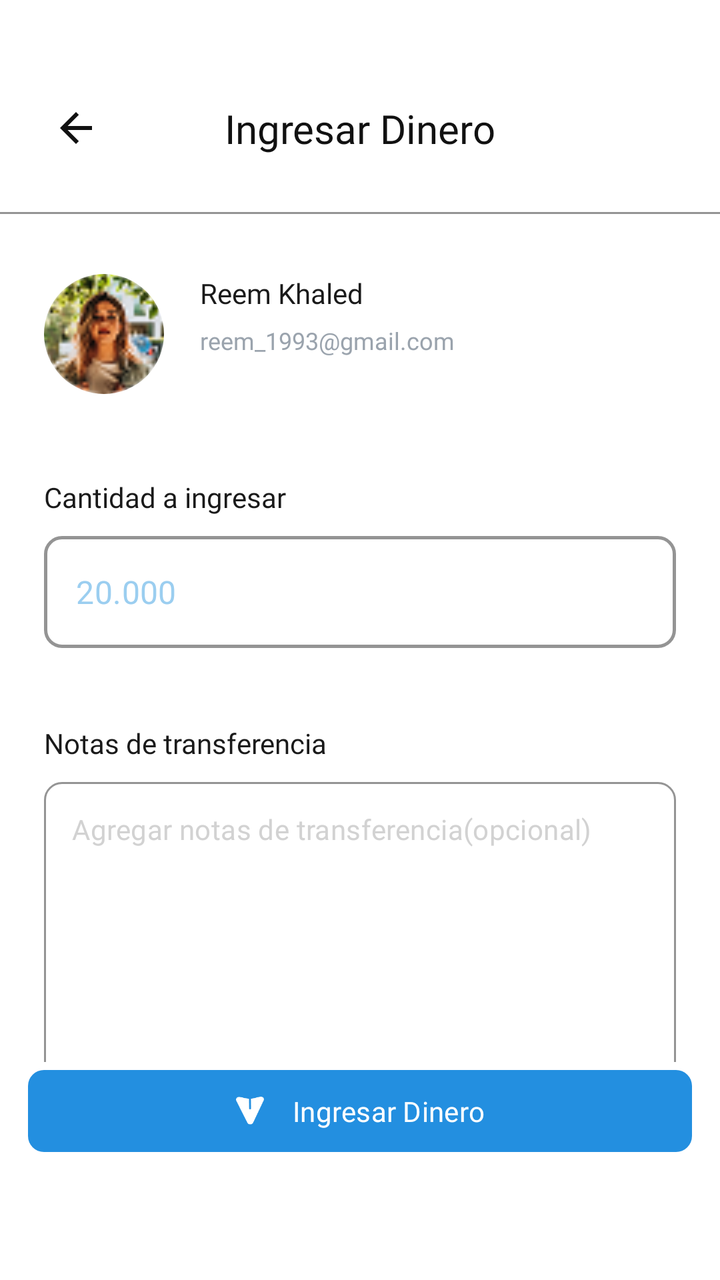
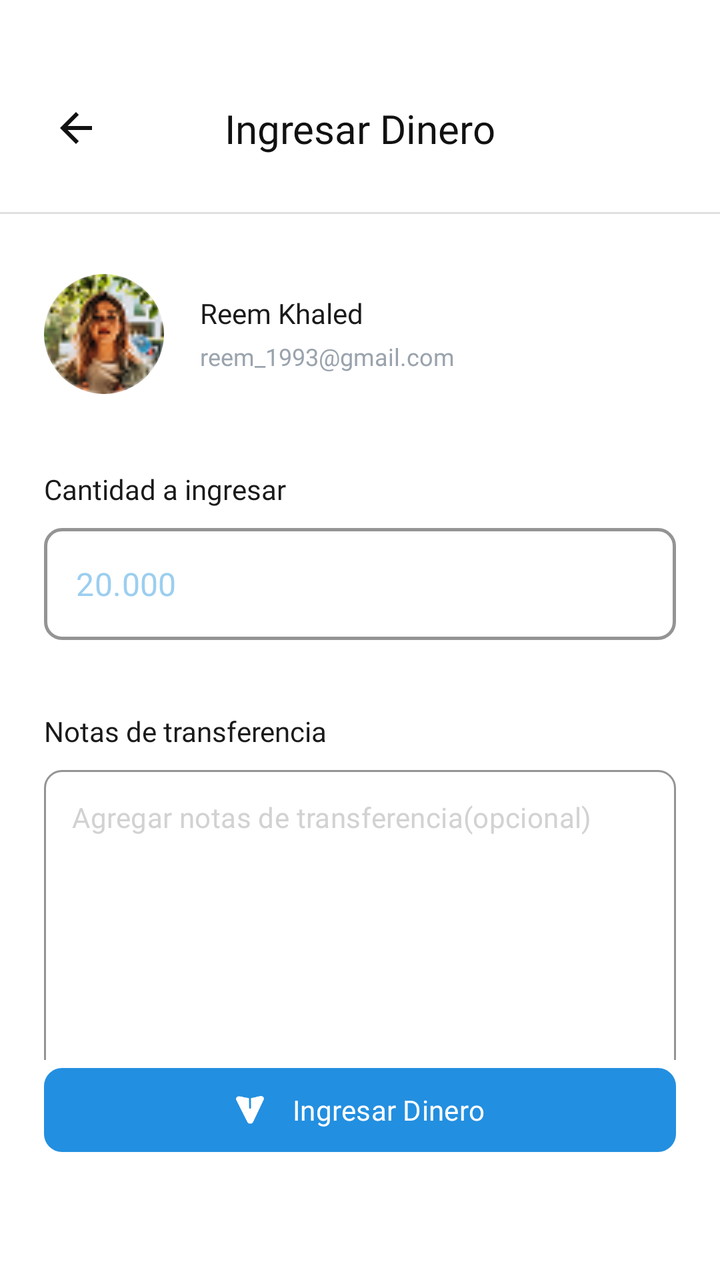

Screens rendered from an Android XML layout before and after an edit, with the pre-edit source and the edit as a unified diff.
<!-- AndroidManifest.xml: application theme Theme.ProyectoAlkeWallet -->
<!-- res/layout/activity_request_money.xml -->
<?xml version="1.0" encoding="utf-8"?>
<androidx.constraintlayout.widget.ConstraintLayout xmlns:android="http://schemas.android.com/apk/res/android"
    xmlns:app="http://schemas.android.com/apk/res-auto"
    xmlns:tools="http://schemas.android.com/tools"
    android:id="@+id/main"
    android:layout_width="match_parent"
    android:layout_height="match_parent"
    android:background="@android:color/white"
    tools:context=".RequestMoney">

    <ImageView
        android:id="@+id/iv_back"
        android:layout_width="48dp"
        android:layout_height="48dp"
        android:layout_marginStart="14dp"
        android:layout_marginTop="40dp"
        android:contentDescription="@string/volver"
        android:padding="12dp"
        android:src="@drawable/ic_arrow_back"
        app:layout_constraintStart_toStartOf="parent"
        app:layout_constraintTop_toTopOf="parent"
        app:tint="#111111" />

    <TextView
        android:id="@+id/tv_title"
        android:layout_width="wrap_content"
        android:layout_height="wrap_content"
        android:fontFamily="@font/jua"
        android:text="@string/ingresar_dinero"
        android:textColor="#111111"
        android:textSize="20sp"
        app:layout_constraintBottom_toBottomOf="@id/iv_back"
        app:layout_constraintEnd_toEndOf="parent"
        app:layout_constraintStart_toStartOf="parent"
        app:layout_constraintTop_toTopOf="@id/iv_back" />

    <View
        android:id="@+id/header_divider"
        android:layout_width="0dp"
        android:layout_height="1dp"
        android:layout_marginTop="18dp"
        android:background="#949494"
        app:layout_constraintEnd_toEndOf="parent"
        app:layout_constraintStart_toStartOf="parent"
        app:layout_constraintTop_toBottomOf="@id/iv_back" />

    <androidx.core.widget.NestedScrollView
        android:id="@+id/form_scroll"
        android:layout_width="0dp"
        android:layout_height="0dp"
        android:clipToPadding="false"
        android:fillViewport="true"
        android:overScrollMode="never"
        android:scrollbars="none"
        app:layout_constraintBottom_toTopOf="@id/btn_request_money"
        app:layout_constraintEnd_toEndOf="parent"
        app:layout_constraintStart_toStartOf="parent"
        app:layout_constraintTop_toBottomOf="@id/header_divider">

        <androidx.constraintlayout.widget.ConstraintLayout
            android:layout_width="match_parent"
            android:layout_height="wrap_content"
            android:paddingBottom="24dp">

            <com.google.android.material.imageview.ShapeableImageView
                android:id="@+id/iv_user"
                android:layout_width="60dp"
                android:layout_height="60dp"
                android:layout_marginStart="22dp"
                android:layout_marginTop="30dp"
                android:scaleType="centerCrop"
                android:src="@drawable/img_user_reem"
                app:layout_constraintStart_toStartOf="parent"
                app:layout_constraintTop_toTopOf="parent"
                app:shapeAppearanceOverlay="@style/CircleImageView" />

            <TextView
                android:id="@+id/tv_user_name"
                android:layout_width="wrap_content"
                android:layout_height="wrap_content"
                android:layout_marginStart="18dp"
                android:fontFamily="@font/jua"
                android:text="@string/reem_khaled"
                android:textColor="#1A1A1A"
                android:textSize="14sp"
                app:layout_constraintStart_toEndOf="@id/iv_user"
                app:layout_constraintTop_toTopOf="@id/iv_user" />

            <TextView
                android:id="@+id/tv_user_email"
                android:layout_width="wrap_content"
                android:layout_height="wrap_content"
                android:layout_marginTop="6dp"
                android:fontFamily="@font/jua"
                android:text="@string/correo_reem"
                android:textColor="#9AA3AD"
                android:textSize="12sp"
                app:layout_constraintStart_toStartOf="@id/tv_user_name"
                app:layout_constraintTop_toBottomOf="@id/tv_user_name" />

            <TextView
                android:id="@+id/tv_amount_label"
                android:layout_width="wrap_content"
                android:layout_height="wrap_content"
                android:layout_marginStart="22dp"
                android:layout_marginTop="42dp"
                android:fontFamily="@font/jua"
                android:text="@string/cantidad_a_ingresar"
                android:textColor="#1A1A1A"
                android:textSize="14sp"
                app:layout_constraintStart_toStartOf="parent"
                app:layout_constraintTop_toBottomOf="@id/iv_user" />

            <com.google.android.material.textfield.TextInputLayout
                android:id="@+id/til_amount"
                style="@style/Widget.MaterialComponents.TextInputLayout.OutlinedBox"
                android:layout_width="0dp"
                android:layout_height="56dp"
                android:layout_marginStart="22dp"
                android:layout_marginTop="10dp"
                android:layout_marginEnd="22dp"
                app:boxBackgroundColor="@android:color/white"
                app:boxCornerRadiusBottomEnd="9dp"
                app:boxCornerRadiusBottomStart="9dp"
                app:boxCornerRadiusTopEnd="9dp"
                app:boxCornerRadiusTopStart="9dp"
                app:boxStrokeColor="#1E98F2"
                app:boxStrokeWidth="1.5dp"
                app:boxStrokeWidthFocused="1.5dp"
                app:hintEnabled="false"
                app:layout_constraintEnd_toEndOf="parent"
                app:layout_constraintStart_toStartOf="parent"
                app:layout_constraintTop_toBottomOf="@id/tv_amount_label">

                <com.google.android.material.textfield.TextInputEditText
                    android:id="@+id/et_amount"
                    android:layout_width="match_parent"
                    android:layout_height="match_parent"
                    android:fontFamily="@font/jua"
                    android:hint="@string/monto_a_ingresar"
                    android:inputType="numberDecimal"
                    android:paddingStart="16dp"
                    android:paddingEnd="16dp"
                    android:textColor="#1E98F2"
                    android:textColorHint="#9BCEF0"
                    android:textSize="16sp" />

            </com.google.android.material.textfield.TextInputLayout>

            <TextView
                android:id="@+id/tv_notes_label"
                android:layout_width="wrap_content"
                android:layout_height="wrap_content"
                android:layout_marginStart="22dp"
                android:layout_marginTop="38dp"
                android:fontFamily="@font/jua"
                android:text="@string/notas_de_transferencia"
                android:textColor="#1A1A1A"
                android:textSize="14sp"
                app:layout_constraintStart_toStartOf="parent"
                app:layout_constraintTop_toBottomOf="@id/til_amount" />

            <com.google.android.material.textfield.TextInputLayout
                android:id="@+id/til_notes"
                style="@style/Widget.MaterialComponents.TextInputLayout.OutlinedBox"
                android:layout_width="0dp"
                android:layout_height="210dp"
                android:layout_marginStart="22dp"
                android:layout_marginTop="10dp"
                android:layout_marginEnd="22dp"
                app:boxBackgroundColor="@android:color/white"
                app:boxCornerRadiusBottomEnd="9dp"
                app:boxCornerRadiusBottomStart="9dp"
                app:boxCornerRadiusTopEnd="9dp"
                app:boxCornerRadiusTopStart="9dp"
                app:boxStrokeColor="#1B2A3B"
                app:boxStrokeWidth="1dp"
                app:boxStrokeWidthFocused="1dp"
                app:hintEnabled="false"
                app:layout_constraintBottom_toBottomOf="parent"
                app:layout_constraintEnd_toEndOf="parent"
                app:layout_constraintStart_toStartOf="parent"
                app:layout_constraintTop_toBottomOf="@id/tv_notes_label">

                <com.google.android.material.textfield.TextInputEditText
                    android:id="@+id/et_notes"
                    android:layout_width="match_parent"
                    android:layout_height="match_parent"
                    android:fontFamily="@font/jua"
                    android:gravity="top|start"
                    android:hint="@string/agregar_notas_de_transferencia_opcional"
                    android:inputType="textMultiLine"
                    android:paddingStart="14dp"
                    android:paddingTop="14dp"
                    android:paddingEnd="14dp"
                    android:textColor="#1A1A1A"
                    android:textColorHint="#D2D2D2"
                    android:textSize="14sp" />

            </com.google.android.material.textfield.TextInputLayout>

        </androidx.constraintlayout.widget.ConstraintLayout>

    </androidx.core.widget.NestedScrollView>

    <com.google.android.material.button.MaterialButton
        android:id="@+id/btn_request_money"
        android:layout_width="0dp"
        android:layout_height="49dp"
        android:layout_marginStart="14dp"
        android:layout_marginEnd="14dp"
        android:layout_marginBottom="60dp"
        android:fontFamily="@font/jua"
        android:text="@string/ingresar_dinero"
        android:textAllCaps="false"
        android:textColor="@android:color/white"
        android:textSize="14sp"
        app:backgroundTint="#238FE0"
        app:cornerRadius="8dp"
        app:icon="@drawable/img_receiver"
        app:iconGravity="textStart"
        app:iconPadding="14dp"
        app:iconSize="14dp"
        app:iconTint="@android:color/white"
        app:layout_constraintBottom_toBottomOf="parent"
        app:layout_constraintEnd_toEndOf="parent"
        app:layout_constraintStart_toStartOf="parent" />

</androidx.constraintlayout.widget.ConstraintLayout>
<!-- resources referenced by this layout -->
<resources>
  <!-- drawable ic_arrow_back (drawable) -->
  <vector xmlns:android="http://schemas.android.com/apk/res/android" android:autoMirrored="true" android:height="24dp" android:tint="#000000" android:viewportHeight="24" android:viewportWidth="24" android:width="24dp">
        
      <path android:fillColor="@android:color/white" android:pathData="M20,11H7.83l5.59,-5.59L12,4l-8,8 8,8 1.41,-1.41L7.83,13H20v-2z"/>
      
  </vector>
  <!-- drawable img_receiver: png bitmap (drawable, 880 bytes) -->
  <!-- drawable img_user_reem: png bitmap (drawable, 4806 bytes) -->
  <string name="agregar_notas_de_transferencia_opcional">Agregar notas de transferencia(opcional)</string>
  <string name="cantidad_a_ingresar">Cantidad a ingresar</string>
  <string name="correo_reem">reem_1993@gmail.com</string>
  <string name="ingresar_dinero">Ingresar Dinero</string>
  <string name="monto_a_ingresar">20.000</string>
  <string name="notas_de_transferencia">Notas de transferencia</string>
  <string name="reem_khaled">Reem Khaled</string>
  <string name="volver">Volver</string>
  <style name="CircleImageView">
          <item name="cornerFamily">rounded</item>
          <item name="cornerSize">50%</item>
      </style>
  <style name="Theme.ProyectoAlkeWallet" parent="Base.Theme.ProyectoAlkeWallet" />
  <style name="Base.Theme.ProyectoAlkeWallet" parent="Theme.Material3.DayNight.NoActionBar">
          
          
      </style>
</resources>

<!-- the commit's change to res/layout/activity_request_money.xml (unified diff, before → after) -->
@@ -39,7 +39,7 @@
         android:layout_width="0dp"
         android:layout_height="1dp"
         android:layout_marginTop="18dp"
-        android:background="#949494"
+        android:background="#E0E0E0"
         app:layout_constraintEnd_toEndOf="parent"
         app:layout_constraintStart_toStartOf="parent"
         app:layout_constraintTop_toBottomOf="@id/iv_back" />
@@ -79,6 +79,7 @@
                 android:layout_width="wrap_content"
                 android:layout_height="wrap_content"
                 android:layout_marginStart="18dp"
+                android:layout_marginTop="10dp"
                 android:fontFamily="@font/jua"
                 android:text="@string/reem_khaled"
                 android:textColor="#1A1A1A"
@@ -90,7 +91,7 @@
                 android:id="@+id/tv_user_email"
                 android:layout_width="wrap_content"
                 android:layout_height="wrap_content"
-                android:layout_marginTop="6dp"
+                android:layout_marginTop="4dp"
                 android:fontFamily="@font/jua"
                 android:text="@string/correo_reem"
                 android:textColor="#9AA3AD"
@@ -103,7 +104,7 @@
                 android:layout_width="wrap_content"
                 android:layout_height="wrap_content"
                 android:layout_marginStart="22dp"
-                android:layout_marginTop="42dp"
+                android:layout_marginTop="38dp"
                 android:fontFamily="@font/jua"
                 android:text="@string/cantidad_a_ingresar"
                 android:textColor="#1A1A1A"
@@ -152,7 +153,7 @@
                 android:layout_width="wrap_content"
                 android:layout_height="wrap_content"
                 android:layout_marginStart="22dp"
-                android:layout_marginTop="38dp"
+                android:layout_marginTop="36dp"
                 android:fontFamily="@font/jua"
                 android:text="@string/notas_de_transferencia"
                 android:textColor="#1A1A1A"
@@ -173,11 +174,10 @@
                 app:boxCornerRadiusBottomStart="9dp"
                 app:boxCornerRadiusTopEnd="9dp"
                 app:boxCornerRadiusTopStart="9dp"
-                app:boxStrokeColor="#1B2A3B"
+                app:boxStrokeColor="#E0E0E0"
                 app:boxStrokeWidth="1dp"
                 app:boxStrokeWidthFocused="1dp"
                 app:hintEnabled="false"
-                app:layout_constraintBottom_toBottomOf="parent"
                 app:layout_constraintEnd_toEndOf="parent"
                 app:layout_constraintStart_toStartOf="parent"
                 app:layout_constraintTop_toBottomOf="@id/tv_notes_label">
@@ -206,9 +206,9 @@
     <com.google.android.material.button.MaterialButton
         android:id="@+id/btn_request_money"
         android:layout_width="0dp"
-        android:layout_height="49dp"
-        android:layout_marginStart="14dp"
-        android:layout_marginEnd="14dp"
+        android:layout_height="50dp"
+        android:layout_marginStart="22dp"
+        android:layout_marginEnd="22dp"
         android:layout_marginBottom="60dp"
         android:fontFamily="@font/jua"
         android:text="@string/ingresar_dinero"
@@ -216,7 +216,7 @@
         android:textColor="@android:color/white"
         android:textSize="14sp"
         app:backgroundTint="#238FE0"
-        app:cornerRadius="8dp"
+        app:cornerRadius="9dp"
         app:icon="@drawable/img_receiver"
         app:iconGravity="textStart"
         app:iconPadding="14dp"
